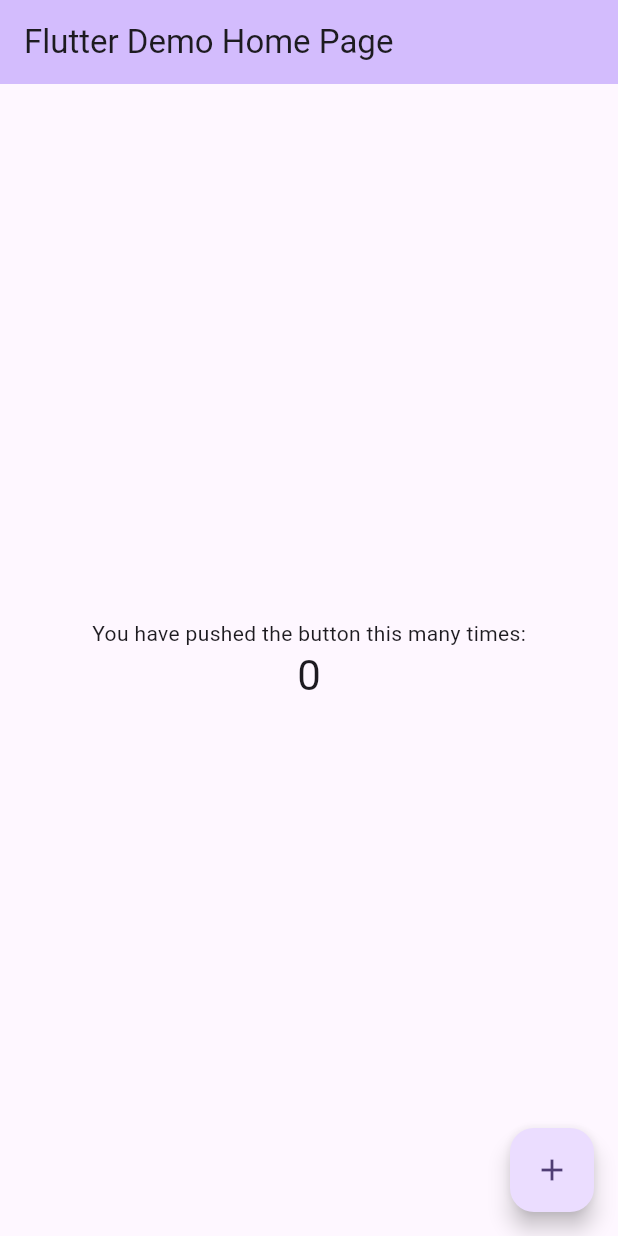
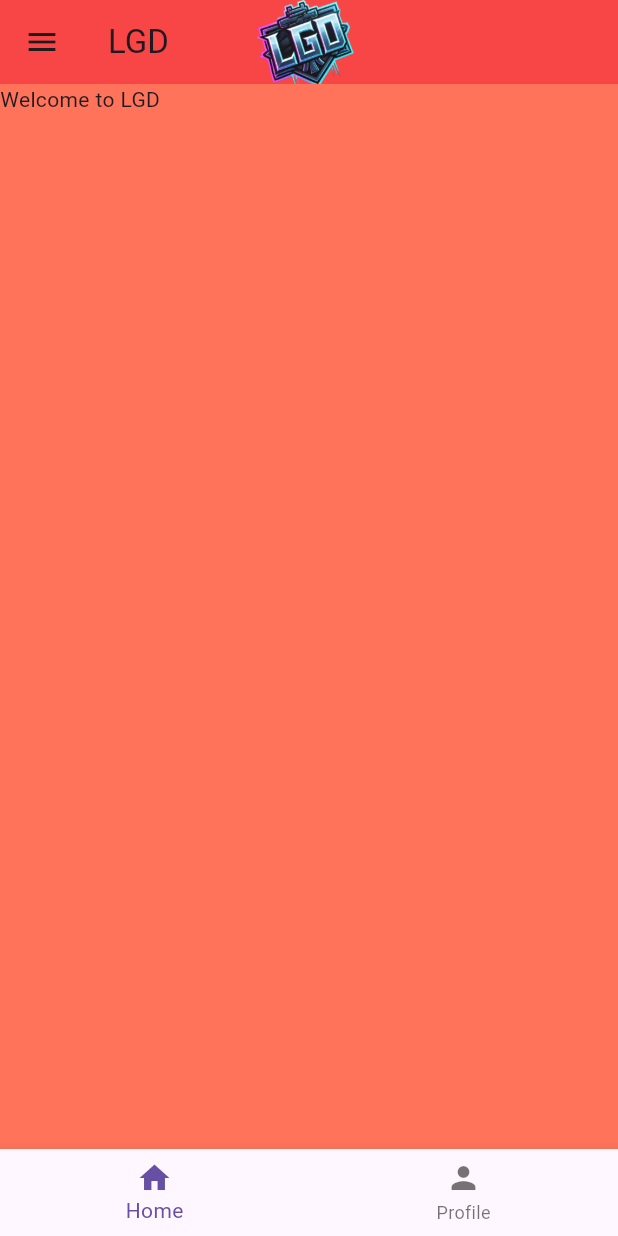
Before and after one commit to TajemulCSE/LGD, a Flutter app: the screen it shows after launch, on a phone screen of 412 x 824 dp. Run offline on Flutter 3.47's test engine with Material 3 defaults, Android fonts, the phone set to English and light mode, and no system bars.

Commit message:
Added home_screem , developer_info_screen, profile_login

```diff
--- /dev/null
+++ b/lib/home_screen.dart
@@ -0,0 +1,85 @@
+import 'package:flutter/material.dart';
+import 'package:flutter/widgets.dart';
+import 'package:lgd/developer_info_screen.dart';
+import 'package:lgd/profile_login.dart';
+
+class HomeScreen extends StatefulWidget{
+  const HomeScreen({super.key});
+
+  @override
+  State<StatefulWidget> createState() {
+  return _HomeScreen();
+  }
+
+
+}
+
+
+class _HomeScreen extends State<HomeScreen>{
+
+  int _selectedIndex=0;
+
+  void _onTapped(int index){
+    setState(() {
+      _selectedIndex=index;
+    });
+
+  }
+
+
+  @override
+  Widget build(BuildContext context) {
+    return Scaffold(
+      appBar: AppBar( backgroundColor: const Color.fromARGB(255, 248, 70, 70),
+        title: Row(
+          children: [
+            Text("LGD"),
+            SizedBox(width: 50,),
+            Image.asset("assets/photos/LGD_NEW_LOGO_BG_Removed.png", height: 80, fit: BoxFit.contain,)
+          ],
+        ),
+      ),
+
+      drawer: Drawer(
+        child: ListView(
+          children: [
+            DrawerHeader(child: Text("LGD")),
+            ListTile(leading: Icon(Icons.info), title: Text("Developer Info"),
+            onTap: () {
+              Navigator.push(context, MaterialPageRoute(builder: (context)=>DeveloperInfoScreen()));
+
+            },
+            )
+
+          ],
+        ),
+
+      ),
+      body:
+      _selectedIndex==0?
+       Container(
+        color: const Color.fromARGB(255, 255, 115, 90),
+        child: ListView(
+          children: [
+            Text("Welcome to LGD")
+          ],
+        ),
+      ):
+      ProfileLogin(),
+
+
+
+      bottomNavigationBar: BottomNavigationBar(
+        currentIndex: _selectedIndex,
+        onTap: _onTapped,
+        items: [
+        BottomNavigationBarItem(icon: Icon(Icons.home), label: "Home"),
+        BottomNavigationBarItem(icon: Icon(Icons.person),label: "Profile")
+      ])
+
+    );
+  }
+
+
+
+}
--- a/lib/main.dart
+++ b/lib/main.dart
@@ -1,122 +1,18 @@
 import 'package:flutter/material.dart';
+import 'package:lgd/home_screen.dart';
 
-void main() {
-  runApp(const MyApp());
+void main(){
+  runApp(MyApp());
 }
 
-class MyApp extends StatelessWidget {
+class MyApp extends StatelessWidget{
   const MyApp({super.key});
-
-  // This widget is the root of your application.
-  @override
-  Widget build(BuildContext context) {
-    return MaterialApp(
-      title: 'Flutter Demo',
-      theme: ThemeData(
-        // This is the theme of your application.
-        //
-        // TRY THIS: Try running your application with "flutter run". You'll see
-        // the application has a purple toolbar. Then, without quitting the app,
-        // try changing the seedColor in the colorScheme below to Colors.green
-        // and then invoke "hot reload" (save your changes or press the "hot
-        // reload" button in a Flutter-supported IDE, or press "r" if you used
-        // the command line to start the app).
-        //
-        // Notice that the counter didn't reset back to zero; the application
-        // state is not lost during the reload. To reset the state, use hot
-        // restart instead.
-        //
-        // This works for code too, not just values: Most code changes can be
-        // tested with just a hot reload.
-        colorScheme: ColorScheme.fromSeed(seedColor: Colors.deepPurple),
-      ),
-      home: const MyHomePage(title: 'Flutter Demo Home Page'),
-    );
-  }
-}
-
-class MyHomePage extends StatefulWidget {
-  const MyHomePage({super.key, required this.title});
-
-  // This widget is the home page of your application. It is stateful, meaning
-  // that it has a State object (defined below) that contains fields that affect
-  // how it looks.
-
-  // This class is the configuration for the state. It holds the values (in this
-  // case the title) provided by the parent (in this case the App widget) and
-  // used by the build method of the State. Fields in a Widget subclass are
-  // always marked "final".
-
-  final String title;
-
-  @override
-  State<MyHomePage> createState() => _MyHomePageState();
-}
-
-class _MyHomePageState extends State<MyHomePage> {
-  int _counter = 0;
-
-  void _incrementCounter() {
-    setState(() {
-      // This call to setState tells the Flutter framework that something has
-      // changed in this State, which causes it to rerun the build method below
-      // so that the display can reflect the updated values. If we changed
-      // _counter without calling setState(), then the build method would not be
-      // called again, and so nothing would appear to happen.
-      _counter++;
-    });
-  }
 
   @override
   Widget build(BuildContext context) {
-    // This method is rerun every time setState is called, for instance as done
-    // by the _incrementCounter method above.
-    //
-    // The Flutter framework has been optimized to make rerunning build methods
-    // fast, so that you can just rebuild anything that needs updating rather
-    // than having to individually change instances of widgets.
-    return Scaffold(
-      appBar: AppBar(
-        // TRY THIS: Try changing the color here to a specific color (to
-        // Colors.amber, perhaps?) and trigger a hot reload to see the AppBar
-        // change color while the other colors stay the same.
-        backgroundColor: Theme.of(context).colorScheme.inversePrimary,
-        // Here we take the value from the MyHomePage object that was created by
-        // the App.build method, and use it to set our appbar title.
-        title: Text(widget.title),
-      ),
-      body: Center(
-        // Center is a layout widget. It takes a single child and positions it
-        // in the middle of the parent.
-        child: Column(
-          // Column is also a layout widget. It takes a list of children and
-          // arranges them vertically. By default, it sizes itself to fit its
-          // children horizontally, and tries to be as tall as its parent.
-          //
-          // Column has various properties to control how it sizes itself and
-          // how it positions its children. Here we use mainAxisAlignment to
-          // center the children vertically; the main axis here is the vertical
-          // axis because Columns are vertical (the cross axis would be
-          // horizontal).
-          //
-          // TRY THIS: Invoke "debug painting" (choose the "Toggle Debug Paint"
-          // action in the IDE, or press "p" in the console), to see the
-          // wireframe for each widget.
-          mainAxisAlignment: MainAxisAlignment.center,
-          children: <Widget>[
-            const Text('You have pushed the button this many times:'),
-            Text(
-              '$_counter',
-              style: Theme.of(context).textTheme.headlineMedium,
-            ),
-          ],
-        ),
-      ),
-      floatingActionButton: FloatingActionButton(
-        onPressed: _incrementCounter,
-        tooltip: 'Increment',
-        child: const Icon(Icons.add),
-      ), // This trailing comma makes auto-formatting nicer for build methods.
+    return MaterialApp(home: HomeScreen(),
+    debugShowCheckedModeBanner: false,
     );
   }
+
 }
```
Also changed, not shown: lib/developer_info_screen.dart (added, +53 -0 lines), lib/profile_login.dart (added, +15 -0 lines).
